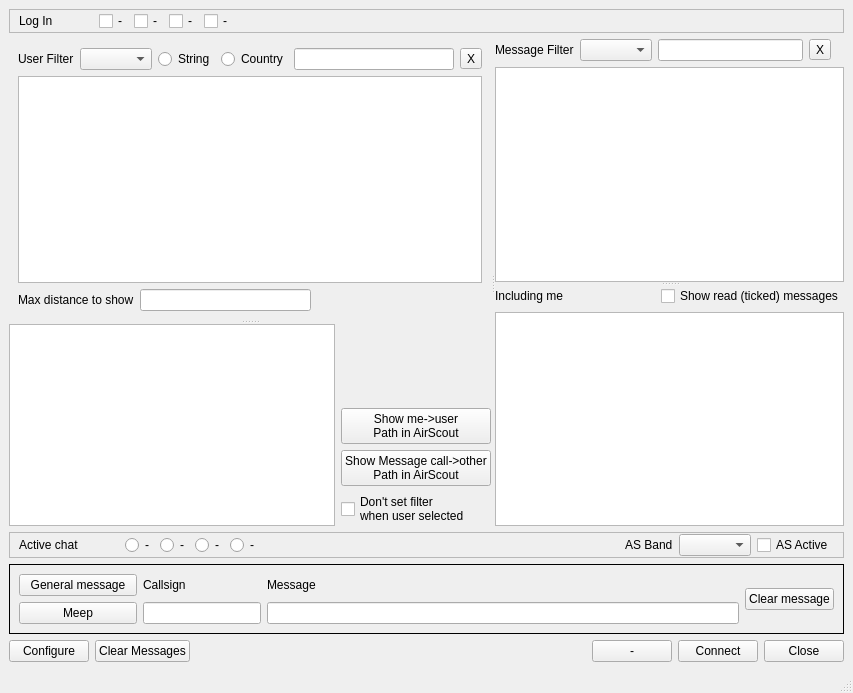
This is mqt/MqtKSTClient/kstmainwindow.ui in Rsclub22/Minos2-Mirror as Qt 5 draws it before an edit. The edited form follows.
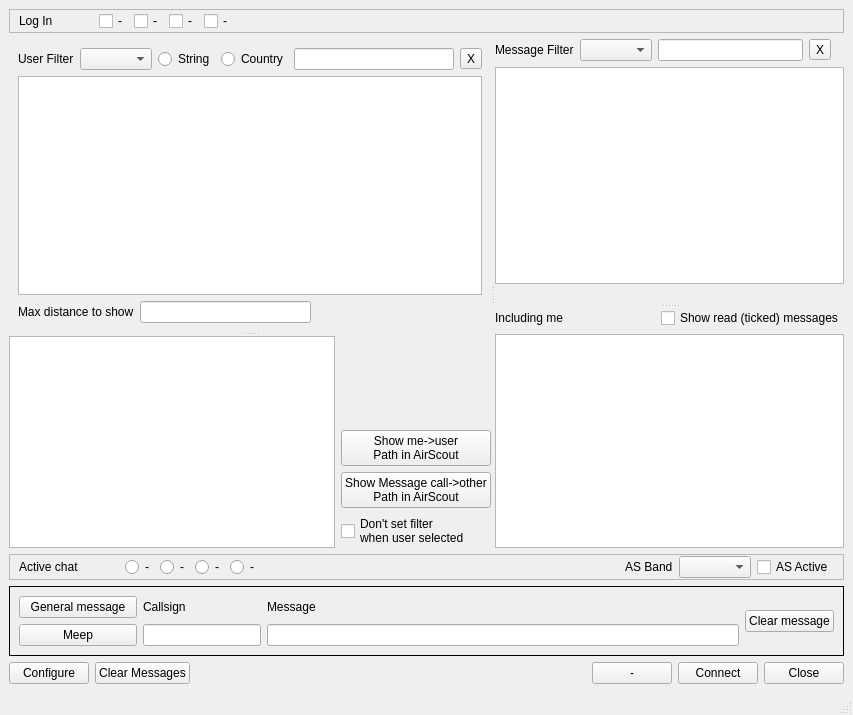
This is the edited form. Custom widgets are drawn as their Qt base class.

Commit message: Have separate label with body of message, that can have links clicked

What changed in the file:
```diff
--- a/mqt/MqtKSTClient/kstmainwindow.ui
+++ b/mqt/MqtKSTClient/kstmainwindow.ui
@@ -7,7 +7,7 @@
     <x>0</x>
     <y>0</y>
     <width>853</width>
-    <height>693</height>
+    <height>715</height>
    </rect>
   </property>
   <property name="windowTitle">
@@ -372,6 +372,22 @@
            </property>
           </widget>
          </item>
+         <item>
+          <widget class="QLabel" name="bodyLabel">
+           <property name="text">
+            <string/>
+           </property>
+           <property name="textFormat">
+            <enum>Qt::RichText</enum>
+           </property>
+           <property name="wordWrap">
+            <bool>true</bool>
+           </property>
+           <property name="openExternalLinks">
+            <bool>true</bool>
+           </property>
+          </widget>
+         </item>
         </layout>
        </widget>
        <widget class="QWidget" name="layoutWidget">
```
The commit also changes 1 other file.
